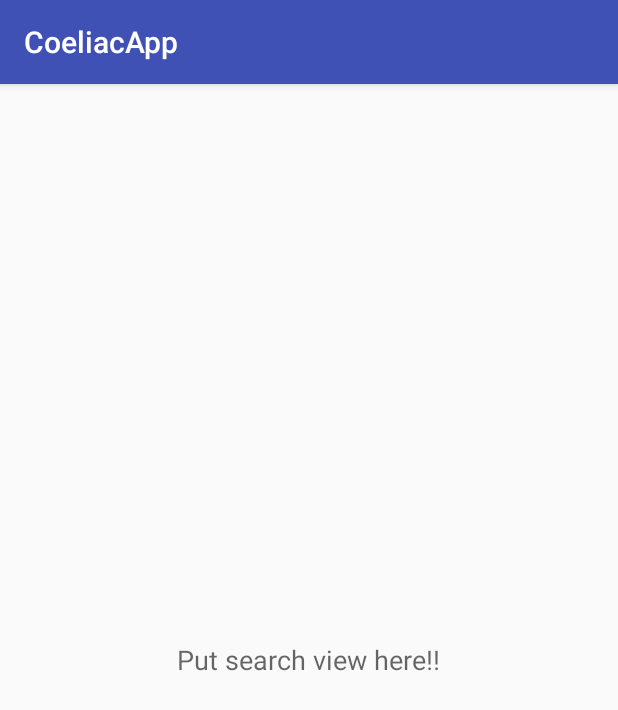
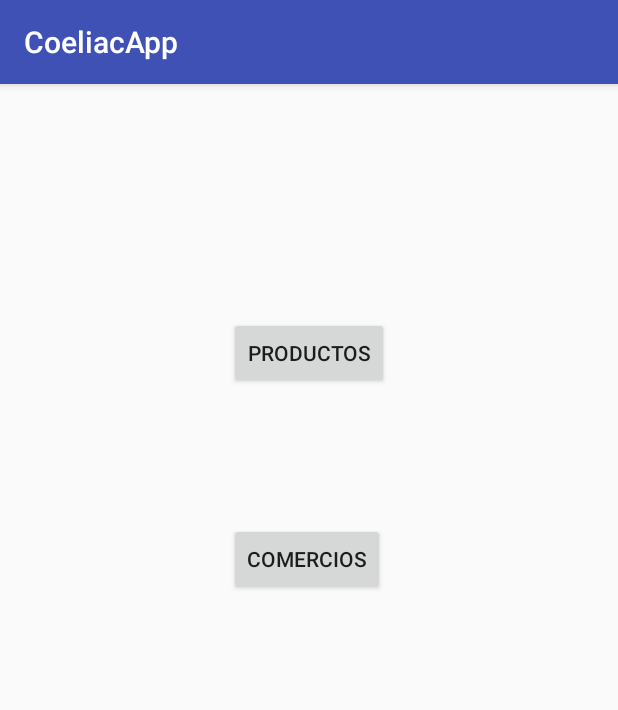
Before and after one commit to mberetta/mobile2016c2, an Android app: the SearchActivity screen opened directly, with no data from a screen before it, on a phone screen of 412 x 824 dp. Shown: the top 710 px of the screen. Run offline under Robolectric (Android 15) with nearby library versions, the phone set to English and light mode, and no system bars.

Commit message:
Search first approach

```diff
--- a/CoeliacApp/app/src/main/AndroidManifest.xml
+++ b/CoeliacApp/app/src/main/AndroidManifest.xml
@@ -21,7 +21,9 @@
         <activity android:name=".models.MapActivity" />
         <activity android:name=".models.CodeBarReaderActivity" />
         <activity android:name=".models.SearchActivity" />
-        <activity android:name=".models.DiscountsActivity"></activity>
+        <activity android:name=".models.DiscountsActivity" />
+        <activity android:name=".models.SearchDetailsActivity" />
+        <activity android:name=".models.SearchListActivity"></activity>
     </application>
 
 </manifest>
--- a/CoeliacApp/app/src/main/java/ar/edu/utn/frba/coeliacs/coeliacapp/domain/Product.java
+++ b/CoeliacApp/app/src/main/java/ar/edu/utn/frba/coeliacs/coeliacapp/domain/Product.java
@@ -7,9 +7,7 @@ public class Product extends Entity {
 
     private String name;
 
-    public String getName() {
-        return name;
-    }
+    public String getName() {return name;}
 
     @Override
     public String toString() {
--- a/CoeliacApp/app/src/main/java/ar/edu/utn/frba/coeliacs/coeliacapp/models/SearchActivity.java
+++ b/CoeliacApp/app/src/main/java/ar/edu/utn/frba/coeliacs/coeliacapp/models/SearchActivity.java
@@ -1,15 +1,55 @@
 package ar.edu.utn.frba.coeliacs.coeliacapp.models;
 
+import android.content.Intent;
 import android.support.v7.app.AppCompatActivity;
 import android.os.Bundle;
+import android.view.View;
+import android.widget.Button;
 
 import ar.edu.utn.frba.coeliacs.coeliacapp.R;
 
 public class SearchActivity extends AppCompatActivity {
 
+    //DEFINIR ESTOS STRINGS DE MANERA GLOBAL. DONDE SERIA MEJOR???
+    public final static String EXTRA_ITEM_TYPE = "ar.edu.utn.frba.coeliacs.coeliacapp.ITEM_TYPE";
+    public final static String EXTRA_ITEM_TYPE_PRODUCT = "ar.edu.utn.frba.coeliacs.coeliacapp.ITEM_TYPE_PRODUCT";
+    public final static String EXTRA_ITEM_TYPE_SHOP = "ar.edu.utn.frba.coeliacs.coeliacapp.ITEM_TYPE_SHOP";
+
+    private Button productsButton;
+    private Button shopsButton;
+
+
     @Override
     protected void onCreate(Bundle savedInstanceState) {
         super.onCreate(savedInstanceState);
         setContentView(R.layout.activity_search);
+
+        //Get image buttons references
+        productsButton = (Button) findViewById(R.id.searchProductButton);
+        shopsButton = (Button) findViewById(R.id.searchShopButton);
+
+        productsButton.setOnClickListener(new View.OnClickListener() {
+            @Override
+            public void onClick(View v) {
+                Intent intent = new Intent(SearchActivity.this, SearchDetailsActivity.class);
+                //PASS BUNDLE IF ARGUMENTS NEEDED
+                Bundle b = new Bundle();
+                b.putString(EXTRA_ITEM_TYPE, EXTRA_ITEM_TYPE_PRODUCT);
+                intent.putExtras(b);
+                startActivity(intent);
+            }
+        });
+
+        shopsButton.setOnClickListener(new View.OnClickListener() {
+            @Override
+            public void onClick(View v) {
+                Intent intent = new Intent(SearchActivity.this, SearchDetailsActivity.class);
+                //PASS BUNDLE IF ARGUMENTS NEEDED
+                Bundle b = new Bundle();
+                b.putString(EXTRA_ITEM_TYPE, EXTRA_ITEM_TYPE_SHOP);
+                intent.putExtras(b);
+                startActivity(intent);
+            }
+        });
     }
 }
--- a/CoeliacApp/app/src/main/res/layout/activity_search.xml
+++ b/CoeliacApp/app/src/main/res/layout/activity_search.xml
@@ -9,12 +9,22 @@
     android:paddingTop="@dimen/activity_vertical_margin"
     tools:context="ar.edu.utn.frba.coeliacs.coeliacapp.models.SearchActivity">
 
-    <TextView
+    <Button
         android:layout_width="wrap_content"
         android:layout_height="wrap_content"
-        android:textAppearance="?android:attr/textAppearanceMedium"
-        android:text="Put search view here!!"
-        android:id="@+id/textView3"
-        android:layout_centerVertical="true"
+        android:text="@string/searchProductsButtonText"
+        android:id="@+id/searchProductButton"
+        android:layout_marginTop="139dp"
+        android:layout_alignParentTop="true"
         android:layout_centerHorizontal="true" />
+
+    <Button
+        android:layout_width="wrap_content"
+        android:layout_height="wrap_content"
+        android:text="@string/searchShopsButtonText"
+        android:id="@+id/searchShopButton"
+        android:layout_marginTop="89dp"
+        android:layout_below="@+id/searchProductButton"
+        android:layout_alignLeft="@+id/searchProductButton"
+        android:layout_alignStart="@+id/searchProductButton" />
 </RelativeLayout>
--- a/CoeliacApp/app/src/main/res/values/strings.xml
+++ b/CoeliacApp/app/src/main/res/values/strings.xml
@@ -1,4 +1,9 @@
 <resources>
     <string name="app_name">CoeliacApp</string>
     <string name="error_webservice">Error al consultar servidor.</string>
+
+
+    <!-- SEARCH ACTIVITY -->
+    <string name="searchProductsButtonText">Productos</string>
+    <string name="searchShopsButtonText">Comercios</string>
 </resources>
```
Also changed, not shown: CoeliacApp/app/src/main/java/ar/edu/utn/frba/coeliacs/coeliacapp/helpers/SearchListItem.java (added, +34 -0 lines), CoeliacApp/app/src/main/java/ar/edu/utn/frba/coeliacs/coeliacapp/models/SearchDetailsActivity.java (added, +30 -0 lines), CoeliacApp/app/src/main/java/ar/edu/utn/frba/coeliacs/coeliacapp/models/SearchListActivity.java (added, +30 -0 lines), CoeliacApp/app/src/main/res/layout/activity_search_details.xml (added, +14 -0 lines), CoeliacApp/app/src/main/res/layout/activity_search_list.xml (added, +16 -0 lines), CoeliacApp/app/src/main/res/layout/listitem_search.xml (added, +19 -0 lines).
